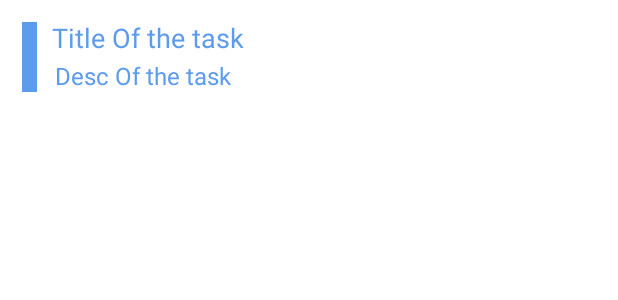
After one commit to AHMEDHISHAM1212/Todo-App, an Android app: the layout item_task.xml on its own in the app's theme, with its tools: preview values and no code run, on a phone screen of 412 x 824 dp. The commit adds this screen. Shown: the top 300 px of the screen. Run offline under Robolectric (Android 15) with nearby library versions, the phone set to English and light mode, and no system bars.

Commit message:
show task in the fragment_tasks_list.xml

```diff
--- /dev/null
+++ b/app/src/main/res/layout/item_task.xml
@@ -0,0 +1,57 @@
+<?xml version="1.0" encoding="utf-8"?>
+<androidx.cardview.widget.CardView
+    xmlns:android="http://schemas.android.com/apk/res/android"
+    xmlns:app="http://schemas.android.com/apk/res-auto"
+    xmlns:tools="http://schemas.android.com/tools"
+    android:layout_width="match_parent"
+    android:layout_height="wrap_content"
+    android:layout_margin="7dp"
+    android:elevation="18dp"
+    app:cardCornerRadius="10dp">
+
+    <androidx.constraintlayout.widget.ConstraintLayout
+        android:layout_width="match_parent"
+        android:layout_height="match_parent"
+        android:layout_margin="5dp"
+        >
+
+        <View
+            android:id="@+id/iv_dash"
+            android:layout_width="10dp"
+            android:layout_height="0dp"
+            android:background="@color/my_primary"
+            android:layout_marginStart="2dp"
+            android:layout_marginTop="2dp"
+            android:layout_marginBottom="2dp"
+            app:layout_constraintStart_toStartOf="parent"
+            app:layout_constraintTop_toTopOf="parent"
+            app:layout_constraintBottom_toBottomOf="@id/tv_desc"
+            />
+
+        <TextView
+            android:id="@+id/tv_title"
+            android:layout_width="wrap_content"
+            android:layout_height="wrap_content"
+            android:layout_marginBottom="6dp"
+            android:textSize="18sp"
+            android:textColor="@color/my_primary"
+            android:layout_marginStart="10dp"
+            app:layout_constraintTop_toTopOf="parent"
+            app:layout_constraintStart_toEndOf="@id/iv_dash"
+            tools:text="Title Of the task"
+            />
+        <TextView
+            android:id="@+id/tv_desc"
+            android:layout_width="wrap_content"
+            android:layout_height="wrap_content"
+            android:textSize="16sp"
+            android:textColor="@color/my_primary"
+            android:layout_marginStart="10dp"
+            android:padding="2dp"
+            app:layout_constraintTop_toBottomOf="@id/tv_title"
+            app:layout_constraintStart_toEndOf="@id/iv_dash"
+            tools:text="Desc Of the task"
+            />
+
+    </androidx.constraintlayout.widget.ConstraintLayout>
+</androidx.cardview.widget.CardView>
```
Also changed, not shown: app/src/main/java/com/example/noteapplication/ui/home/HomeActivity.kt (+9 -5 lines), app/src/main/java/com/example/noteapplication/ui/home/tabs/TasksListFragment.kt (deleted, +0 -26 lines), app/src/main/java/com/example/noteapplication/ui/home/tabs/tasksList/TasksAdapter.kt (added, +37 -0 lines), app/src/main/java/com/example/noteapplication/ui/home/tabs/tasksList/TasksListFragment.kt (added, +54 -0 lines), app/src/main/res/layout/fragment_tasks_list.xml (+15 -2 lines).
